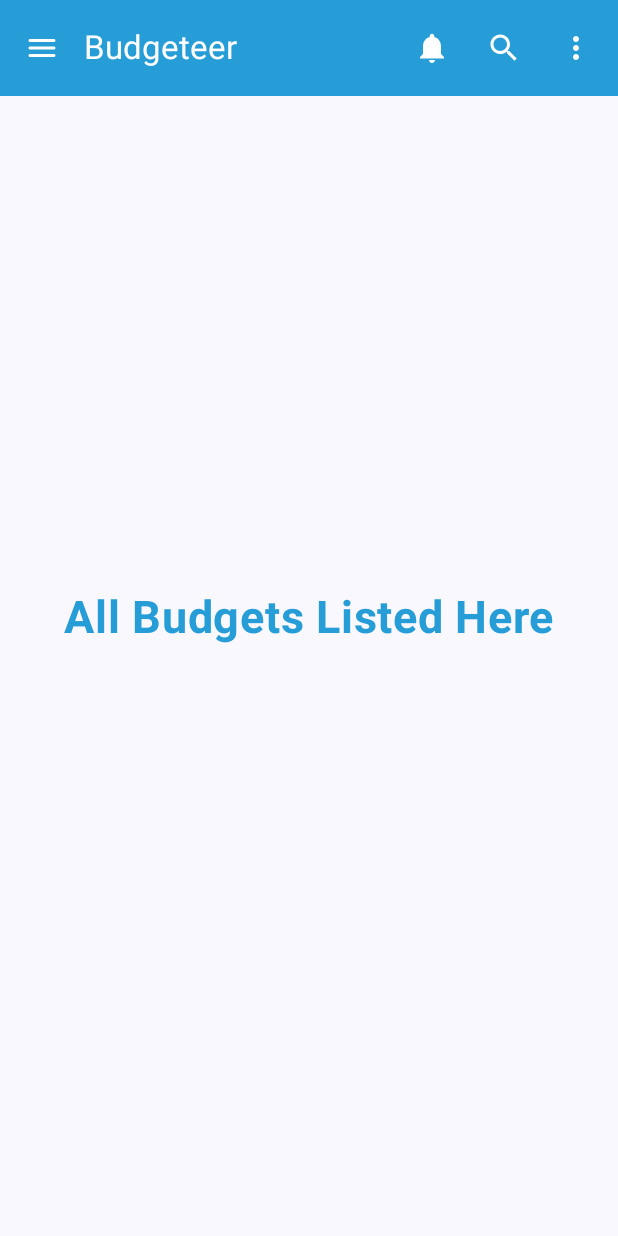
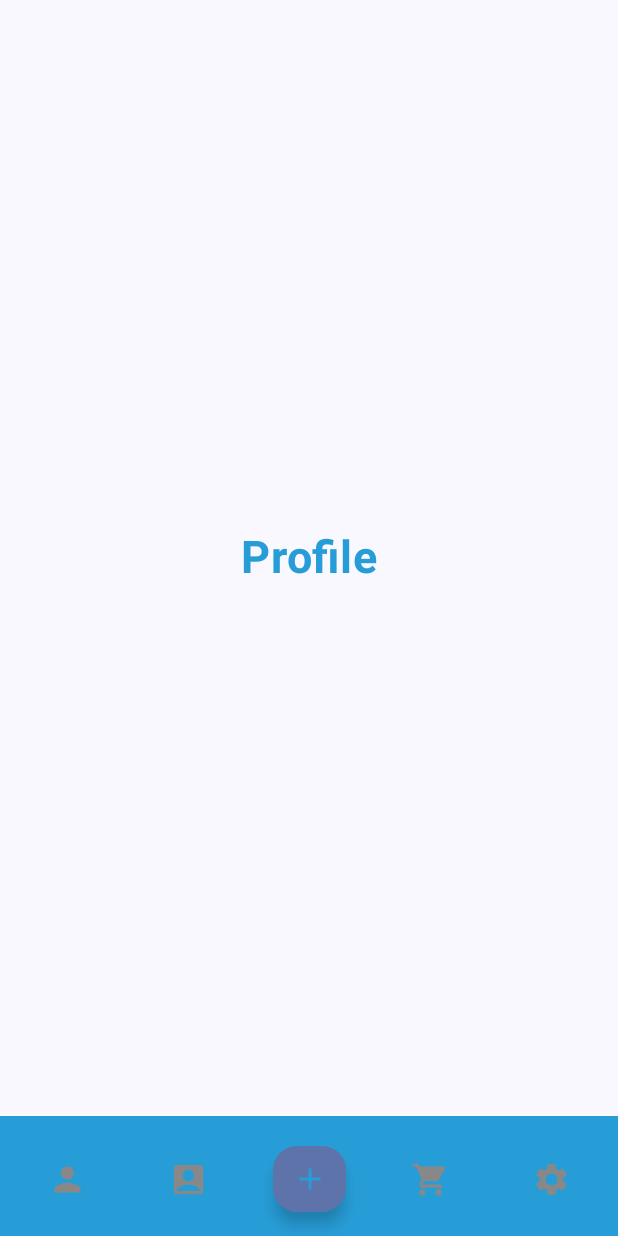
Before and after one commit to lbronn/Budgeteer, an Android app built with Jetpack Compose: the screen it shows after launch (Dashboard), on a phone screen of 412 x 824 dp. Run offline under Robolectric (Android 15) with nearby library versions, the phone set to English and light mode, and no system bars.

Commit message:
Made a bottom navigation bar and will be setting aside the side navigation bar on the 'function_notes' for future reference. Also added a new screen named 'BajeetBot' for future chatbot implementation.

```diff
--- a/app/src/main/java/com/example/budgeteer/composable_screens_handler/Screens.kt
+++ b/app/src/main/java/com/example/budgeteer/composable_screens_handler/Screens.kt
@@ -4,4 +4,5 @@ sealed class Screens(val screen: String) {
     data object AllBudgetList: Screens("allBudgetList")
     data object Profile: Screens("profile")
     data object Settings: Screens("settings")
+    data object BajeetBot: Screens("bajeetbot")
 }
--- a/app/src/main/java/com/example/budgeteer/composables/Dashboard.kt
+++ b/app/src/main/java/com/example/budgeteer/composables/Dashboard.kt
@@ -5,35 +5,27 @@ import android.os.Bundle
 import android.widget.Toast
 import androidx.activity.ComponentActivity
 import androidx.activity.compose.setContent
-import androidx.compose.foundation.background
+import androidx.activity.enableEdgeToEdge
 import androidx.compose.foundation.layout.Box
-import androidx.compose.foundation.layout.fillMaxWidth
-import androidx.compose.foundation.layout.height
+import androidx.compose.foundation.layout.padding
+import androidx.compose.foundation.layout.size
 import androidx.compose.material.icons.Icons
-import androidx.compose.material.icons.filled.Close
-import androidx.compose.material.icons.filled.MoreVert
-import androidx.compose.material.icons.filled.Notifications
+import androidx.compose.material.icons.filled.AccountBox
+import androidx.compose.material.icons.filled.Add
+import androidx.compose.material.icons.filled.Home
 import androidx.compose.material.icons.filled.Person
-import androidx.compose.material.icons.filled.Search
 import androidx.compose.material.icons.filled.Settings
 import androidx.compose.material.icons.filled.ShoppingCart
-import androidx.compose.material.icons.rounded.Menu
-import androidx.compose.material3.DrawerValue
-import androidx.compose.material3.ExperimentalMaterial3Api
-import androidx.compose.material3.HorizontalDivider
+import androidx.compose.material3.BottomAppBar
+import androidx.compose.material3.FloatingActionButton
 import androidx.compose.material3.Icon
 import androidx.compose.material3.IconButton
-import androidx.compose.material3.ModalDrawerSheet
-import androidx.compose.material3.ModalNavigationDrawer
-import androidx.compose.material3.NavigationDrawerItem
 import androidx.compose.material3.Scaffold
 import androidx.compose.material3.Surface
-import androidx.compose.material3.Text
-import androidx.compose.material3.TopAppBar
-import androidx.compose.material3.TopAppBarDefaults
-import androidx.compose.material3.rememberDrawerState
 import androidx.compose.runtime.Composable
-import androidx.compose.runtime.rememberCoroutineScope
+import androidx.compose.runtime.mutableStateOf
+import androidx.compose.runtime.remember
+import androidx.compose.ui.Alignment
 import androidx.compose.ui.Modifier
 import androidx.compose.ui.graphics.Color
 import androidx.compose.ui.platform.LocalContext
@@ -45,10 +37,8 @@ import androidx.navigation.compose.rememberNavController
 import com.example.budgeteer.composable_screens_handler.Screens
 import com.example.budgeteer.ui.theme.BudgeteerTheme
 import com.example.budgeteer.ui.theme.SteelBlue
-import kotlinx.coroutines.launch
 
 class Dashboard : ComponentActivity() {
-    @OptIn(ExperimentalMaterial3Api::class)
     override fun onCreate(savedInstanceState: Bundle?) {
         super.onCreate(savedInstanceState)
 //        enableEdgeToEdge()
@@ -58,157 +48,125 @@ class Dashboard : ComponentActivity() {
                 Surface (
 //                    modifier = Modifier.fillMaxSize()
                 ) {
-                    ShowNavigationBar()
+                    ShowBottomNavigationBar()
                 }
             }
         }
     }
 }
 
-@SuppressLint("UnusedMaterial3ScaffoldPaddingParameter")
-@ExperimentalMaterial3Api
+@SuppressLint("RememberReturnType", "UnusedMaterial3ScaffoldPaddingParameter")
 @Composable
-fun ShowNavigationBar() {
+fun ShowBottomNavigationBar() {
     val navigationController = rememberNavController()
-    val coroutineScope = rememberCoroutineScope()
-    val drawerState = rememberDrawerState(initialValue = DrawerValue.Closed)
     val context = LocalContext.current.applicationContext
+    val selected = remember {
+        mutableStateOf(Icons.Default.Home)
+    }
 
-    ModalNavigationDrawer(
-        drawerState = drawerState,
-        gesturesEnabled = true,
-        drawerContent = {
-            ModalDrawerSheet {
+    Scaffold(
+        bottomBar = {
+            BottomAppBar(
+                containerColor = SteelBlue
+            ) {
+                IconButton(
+                    onClick = {
+                        selected.value = Icons.Default.Person
+                        navigationController.navigate(Screens.Profile.screen) {
+                            popUpTo(0)
+                        }
+                    },
+                    modifier = Modifier.weight(1f)
+                ) {
+                    Icon(
+                        Icons.Default.Person,
+                        contentDescription = "profile",
+                        modifier = Modifier.size(26.dp),
+                        tint = if(selected.value == Icons.Default.Person) Color.White else Color.Gray
+                    )
+                }
+                IconButton(
+                    onClick = {
+                        selected.value = Icons.Default.AccountBox
+                        navigationController.navigate(Screens.BajeetBot.screen) {
+                            popUpTo(0)
+                        }
+                    },
+                    modifier = Modifier.weight(1f)
+                ) {
+                    Icon(
+                        Icons.Default.AccountBox,
+                        contentDescription = "bajeet bot",
+                        modifier = Modifier.size(26.dp),
+                        tint = if(selected.value == Icons.Default.AccountBox) Color.White else Color.Gray
+                    )
+                }
                 Box(
                     modifier = Modifier
-                        .background(SteelBlue)
-                        .fillMaxWidth()
-                        .height(150.dp)
+                        .weight(1f)
+                        .padding(16.dp),
+                    contentAlignment = Alignment.Center
                 ) {
-
+                    FloatingActionButton(
+                        onClick = {
+                            Toast.makeText(context, "Add button clicked", Toast.LENGTH_SHORT).show()
                         }
-                HorizontalDivider()
-                NavigationDrawerItem(
-                    label = {
-                        Text(text = "All Budget List", color = SteelBlue)
-                    },
-                    selected = false,
-                    icon = {
-                        Icon(imageVector = Icons.Default.ShoppingCart, contentDescription = "budget list", tint = SteelBlue)
-                    },
+                    ) {
+                        Icon(
+                            Icons.Default.Add,
+                            contentDescription = "add button",
+                            tint = SteelBlue
+                        )
+                    }
+                }
+                IconButton(
                     onClick = {
-                        coroutineScope.launch {
-                            drawerState.close()
-                        }
+                        selected.value = Icons.Default.ShoppingCart
                         navigationController.navigate(Screens.AllBudgetList.screen) {
                             popUpTo(0)
                         }
+                    },
+                    modifier = Modifier.weight(1f)
+                ) {
+                    Icon(
+                        Icons.Default.ShoppingCart,
+                        contentDescription = "budget list",
+                        modifier = Modifier.size(26.dp),
+                        tint = if(selected.value == Icons.Default.ShoppingCart) Color.White else Color.Gray
+                    )
                 }
-                )
-                NavigationDrawerItem(
-                    label = {
-                        Text(text = "Profile", color = SteelBlue)
-                    },
-                    selected = false,
-                    icon = {
-                        Icon(imageVector = Icons.Default.Person, contentDescription = "profile", tint = SteelBlue)
-                    },
+                IconButton(
                     onClick = {
-                        coroutineScope.launch {
-                            drawerState.close()
-                        }
-                        navigationController.navigate(Screens.Profile.screen) {
-                            popUpTo(0)
-                        }
-                    }
-                )
-                NavigationDrawerItem(
-                    label = {
-                        Text(text = "Settings", color = SteelBlue)
-                    },
-                    selected = false,
-                    icon = {
-                        Icon(imageVector = Icons.Default.Settings, contentDescription = "settings", tint = SteelBlue)
-                    },
-                    onClick = {
-                        coroutineScope.launch {
-                            drawerState.close()
-                        }
+                        selected.value = Icons.Default.Settings
                         navigationController.navigate(Screens.Settings.screen) {
                             popUpTo(0)
                         }
-                    }
-                )
-                NavigationDrawerItem(
-                    label = {
-                        Text(text = "Logout", color = SteelBlue)
                     },
-                    selected = false,
-                    icon = {
-                        Icon(imageVector = Icons.Default.Close, contentDescription = "logout", tint = SteelBlue)
-                    },
-                    onClick = {
-                        coroutineScope.launch {
-                            drawerState.close()
-                        }
-                        Toast.makeText(context, "Logout", Toast.LENGTH_SHORT).show()
-                    }
+                    modifier = Modifier.weight(1f)
+                ) {
+                    Icon(
+                        Icons.Default.Settings,
+                        contentDescription = "settings",
+                        modifier = Modifier.size(26.dp),
+                        tint = if(selected.value == Icons.Default.Settings) Color.White else Color.Gray
                     )
                 }
             }
-    ) {
-        Scaffold(
-            topBar = {
-                val coroutineScope = rememberCoroutineScope()
-                TopAppBar (
-                    title = { Text(text = "Budgeteer")},
-                    navigationIcon = {
-                        IconButton (
-                            onClick = {
-                                coroutineScope.launch {
-                                    drawerState.open()
         }
-                            }
-                        ) {
-                            Icon(
-                                Icons.Rounded.Menu, contentDescription = "menu button",
-                            )
-                        }
-                    },
-                    colors = TopAppBarDefaults.topAppBarColors(
-                        containerColor = SteelBlue,
-                        titleContentColor = Color.White,
-                        navigationIconContentColor = Color.White
-                    ),
-                    actions = {
-                        IconButton (
-                            onClick = {Toast.makeText(context, "Clicked notifications icon", Toast.LENGTH_SHORT).show()}
-                        ) {
-                            Icon(imageVector = Icons.Filled.Notifications, contentDescription = "Notifications Icon", tint = Color.White)
-                        }
-                        IconButton (
-                            onClick = {Toast.makeText(context, "Clicked search icon", Toast.LENGTH_SHORT).show()}
-                        ) {
-                            Icon(imageVector = Icons.Filled.Search, contentDescription = "Search Icon", tint = Color.White)
-                        }
-                        IconButton (
-                            onClick = {Toast.makeText(context, "Clicked options icon", Toast.LENGTH_SHORT).show()}
-                        ) {
-                            Icon(imageVector = Icons.Filled.MoreVert, contentDescription = "Options Icon", tint = Color.White)
-                        }
-                    }
-                )
-            }
-        ) {
+    ) { paddingValues ->
         NavHost(
             navController = navigationController,
-                startDestination = Screens.AllBudgetList.screen
+            startDestination = Screens.Profile.screen,
+            modifier = Modifier.padding(paddingValues)
         ) {
+            composable(Screens.Profile.screen) {
+                Profile()
+            }
+            composable(Screens.BajeetBot.screen) {
+                BajeetBot()
+            }
             composable(Screens.AllBudgetList.screen) {
                 AllBudgetList()
-                }
-                composable(Screens.Profile.screen) {
-                    Profile()
             }
             composable(Screens.Settings.screen) {
                 Settings()
@@ -216,4 +174,3 @@ fun ShowNavigationBar() {
         }
     }
 }
-}
```
Also changed, not shown: app/src/main/java/com/example/budgeteer/composables/BajeetBot.kt (added, +35 -0 lines), app/src/main/java/com/example/budgeteer/function_notes.kt (+204 -1 lines). Lines whose indentation alone changed are shown as unchanged.
